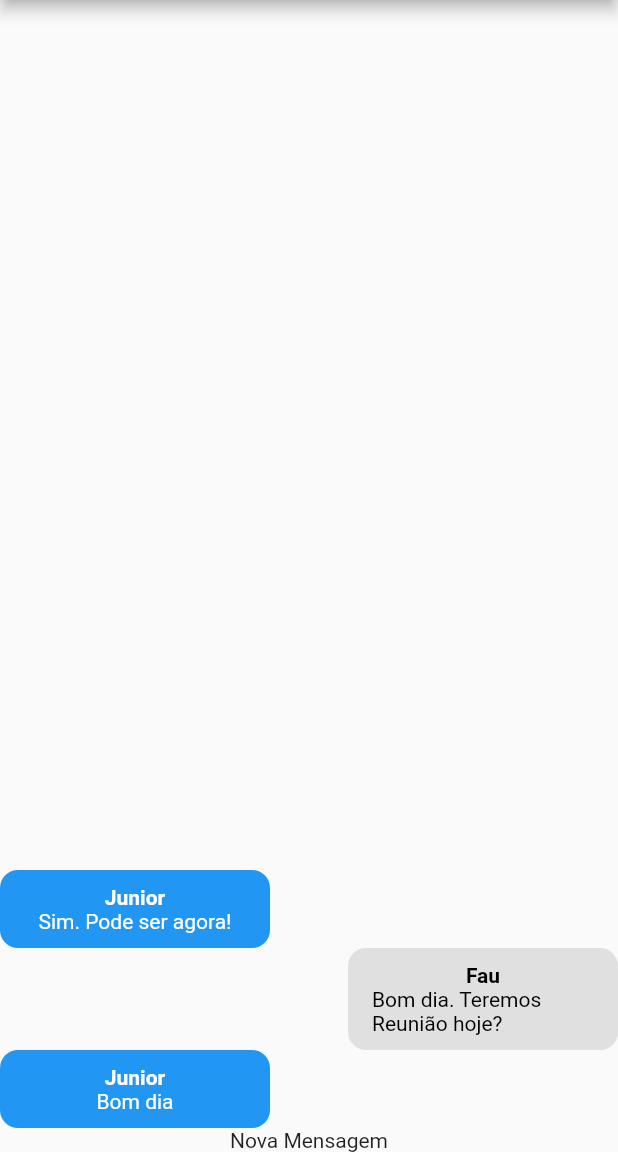
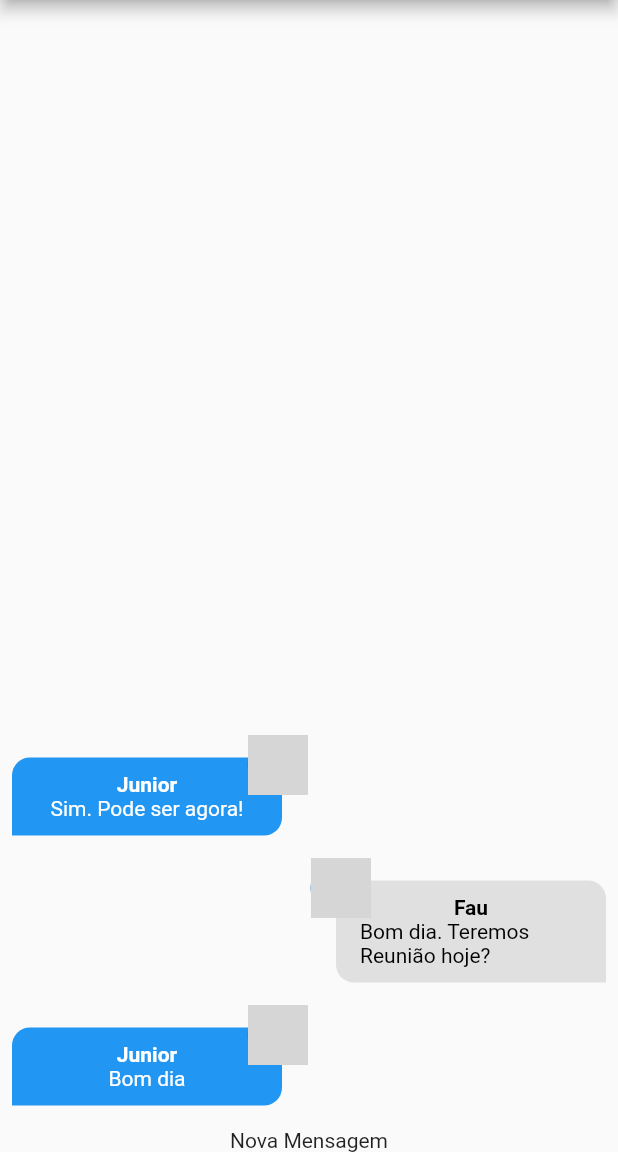
Before and after one commit to absjuniordev/chat, a Flutter app: the screen it shows after launch, on a phone screen of 412 x 824 dp, the part 84-1236 px from its top. Run offline on Flutter 3.47's test engine with Material 2 defaults, Android fonts, the phone set to English and light mode, and no system bars; our stand-ins replace image_picker; accounts and stored records are empty; grey boxes are pictures that could not be loaded.

Commit message:
Componente Message Bubble #02

```diff
--- a/lib/coponents/message_bubble.dart
+++ b/lib/coponents/message_bubble.dart
@@ -1,7 +1,10 @@
+import 'dart:io';
+
 import 'package:chat/core/models/chat_message.dart';
 import 'package:flutter/material.dart';
 
 class MessageBubble extends StatelessWidget {
+  static const _defaultImage = 'assets/images/avatar.png';
   final ChatMessage message;
   final bool belongsToCurrentUser;
   const MessageBubble({
@@ -10,9 +13,28 @@ class MessageBubble extends StatelessWidget {
     super.key,
   });
 
+  Widget _showUserImage(String imageURL) {
+    ImageProvider? provider;
+    final uri = Uri.parse(imageURL);
+
+    if (uri.path.contains(_defaultImage)) {
+      provider = const AssetImage(_defaultImage);
+    } else if (uri.scheme.contains('http')) {
+      provider = NetworkImage(uri.toString());
+    } else {
+      provider = FileImage(File(uri.toString()));
+    }
+
+    return CircleAvatar(
+      backgroundImage: provider,
+    );
+  }
+
   @override
   Widget build(BuildContext context) {
-    return Row(
+    return Stack(
+      children: [
+        Row(
           mainAxisAlignment: belongsToCurrentUser
               ? MainAxisAlignment.end
               : MainAxisAlignment.start,
@@ -22,8 +44,15 @@ class MessageBubble extends StatelessWidget {
                 color: belongsToCurrentUser
                     ? Colors.grey.shade300
                     : Theme.of(context).primaryColor,
-            borderRadius: const BorderRadius.all(
-              Radius.circular(12),
+                borderRadius: BorderRadius.only(
+                  topLeft: const Radius.circular(12),
+                  topRight: const Radius.circular(12),
+                  bottomLeft: belongsToCurrentUser
+                      ? const Radius.circular(12)
+                      : const Radius.circular(0),
+                  bottomRight: belongsToCurrentUser
+                      ? const Radius.circular(0)
+                      : const Radius.circular(12),
                 ),
               ),
               width: 180,
@@ -31,12 +60,17 @@ class MessageBubble extends StatelessWidget {
                 vertical: 10,
                 horizontal: 16,
               ),
+              margin: const EdgeInsets.symmetric(
+                vertical: 15,
+                horizontal: 8,
+              ),
               child: Column(
                 children: [
                   Text(
                     message.userName,
                     style: TextStyle(
-                    color: belongsToCurrentUser ? Colors.black : Colors.white,
+                        color:
+                            belongsToCurrentUser ? Colors.black : Colors.white,
                         fontWeight: FontWeight.bold),
                   ),
                   Text(
@@ -49,6 +83,14 @@ class MessageBubble extends StatelessWidget {
               ),
             ),
           ],
+        ),
+        Positioned(
+          top: 0,
+          left: belongsToCurrentUser ? null : 165,
+          right: belongsToCurrentUser ? 165 : null,
+          child: _showUserImage(message.userImageURL),
+        ),
+      ],
     );
   }
 }
```
Lines whose indentation alone changed are shown as unchanged.
